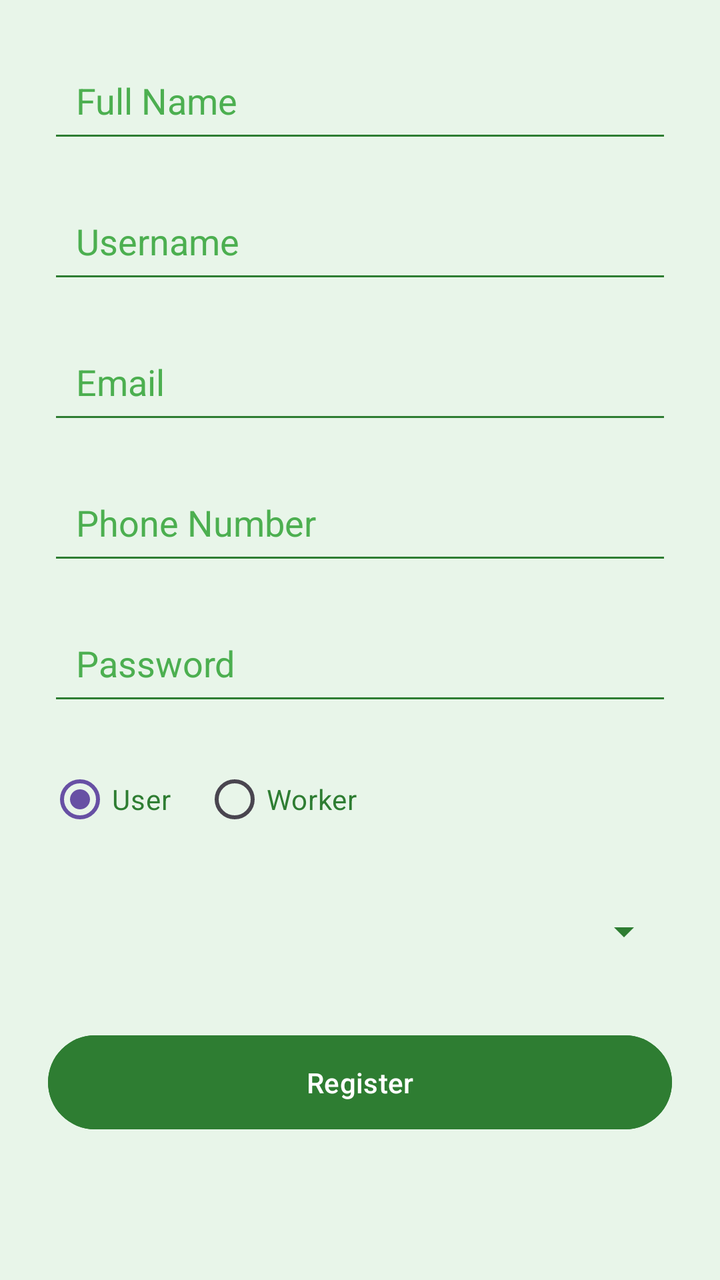
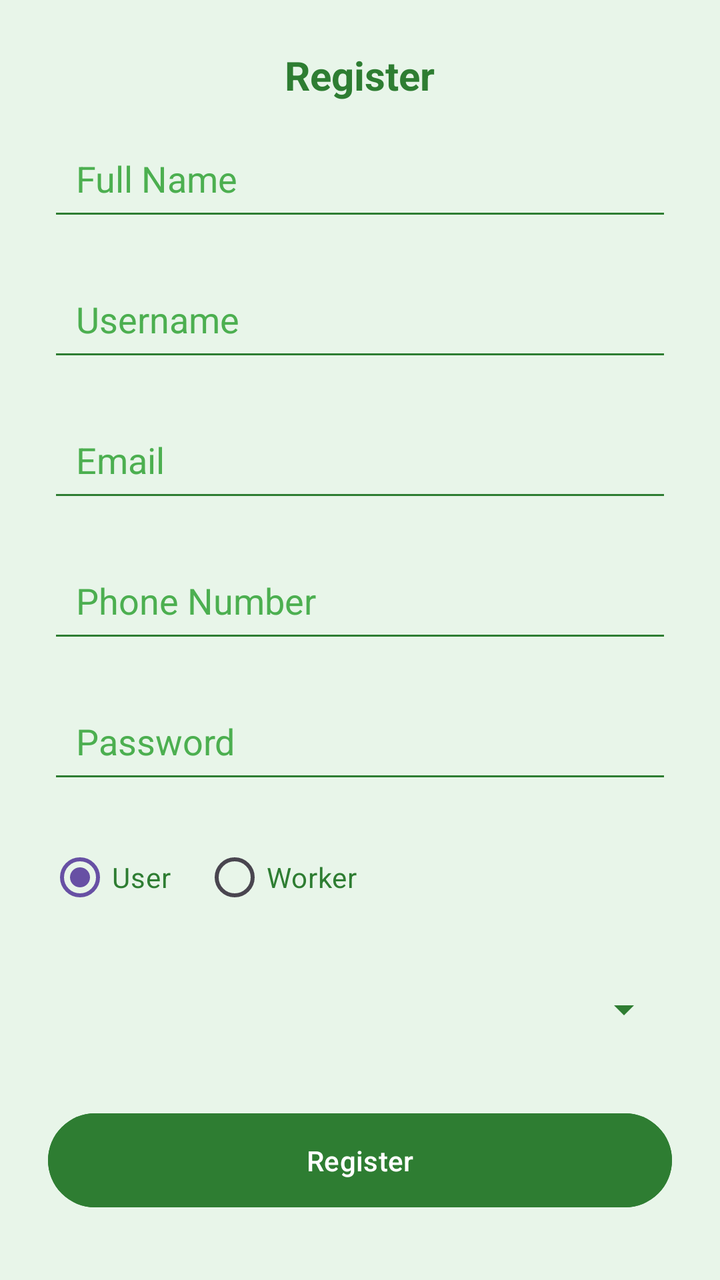

Before-and-after screenshots of an Android layout around one commit, followed by the original layout XML and the change that was made.
<!-- AndroidManifest.xml: application theme Theme.GreenAwareMobile -->
<!-- res/layout/activity_register.xml -->
<?xml version="1.0" encoding="utf-8"?>
<ScrollView xmlns:android="http://schemas.android.com/apk/res/android"
    android:layout_width="match_parent"
    android:layout_height="match_parent"
    android:background="#E8F5E9"
    android:padding="24dp">

    <LinearLayout
        android:orientation="vertical"
        android:layout_width="match_parent"
        android:layout_height="wrap_content">

        
        <EditText
            android:id="@+id/editFullName"
            android:layout_width="match_parent"
            android:layout_height="wrap_content"
            android:hint="Full Name"
            android:inputType="textPersonName"
            android:padding="14dp"
            android:layout_marginBottom="18dp"
            android:backgroundTint="#2E7D32"
            android:textColor="#1B5E20"
            android:textColorHint="#4CAF50"/>

        
        <EditText
            android:id="@+id/editUsername"
            android:layout_width="match_parent"
            android:layout_height="wrap_content"
            android:hint="Username"
            android:inputType="text"
            android:padding="14dp"
            android:layout_marginBottom="18dp"
            android:backgroundTint="#2E7D32"
            android:textColor="#1B5E20"
            android:textColorHint="#4CAF50"/>

        
        <EditText
            android:id="@+id/editEmail"
            android:layout_width="match_parent"
            android:layout_height="wrap_content"
            android:hint="Email"
            android:inputType="textEmailAddress"
            android:padding="14dp"
            android:layout_marginBottom="18dp"
            android:backgroundTint="#2E7D32"
            android:textColor="#1B5E20"
            android:textColorHint="#4CAF50"/>

        
        <EditText
            android:id="@+id/editPhone"
            android:layout_width="match_parent"
            android:layout_height="wrap_content"
            android:hint="Phone Number"
            android:inputType="phone"
            android:padding="14dp"
            android:layout_marginBottom="18dp"
            android:backgroundTint="#2E7D32"
            android:textColor="#1B5E20"
            android:textColorHint="#4CAF50"/>

        
        <EditText
            android:id="@+id/editPassword"
            android:layout_width="match_parent"
            android:layout_height="wrap_content"
            android:hint="Password"
            android:inputType="textPassword"
            android:padding="14dp"
            android:layout_marginBottom="18dp"
            android:backgroundTint="#2E7D32"
            android:textColor="#1B5E20"
            android:textColorHint="#4CAF50"/>

        
        <RadioGroup
            android:id="@+id/radioRole"
            android:orientation="horizontal"
            android:layout_width="wrap_content"
            android:layout_height="wrap_content"
            android:layout_marginBottom="18dp">

            <RadioButton
                android:id="@+id/radioUser"
                android:layout_width="wrap_content"
                android:layout_height="wrap_content"
                android:text="User"
                android:checked="true"
                android:textColor="#2E7D32"
                android:paddingEnd="16dp"/>

            <RadioButton
                android:id="@+id/radioWorker"
                android:layout_width="wrap_content"
                android:layout_height="wrap_content"
                android:text="Worker"
                android:textColor="#2E7D32"/>
        </RadioGroup>

        
        <Spinner
            android:id="@+id/spinnerSpecialization"
            android:layout_width="match_parent"
            android:layout_height="48dp"
            android:prompt="@string/select_specialization"
            android:layout_marginBottom="24dp"
            android:backgroundTint="#2E7D32"
            android:popupBackground="#FFFFFF"
            android:theme="@style/GreenSpinnerTheme"/>

        
        <Button
            android:id="@+id/btnRegister"
            android:layout_width="match_parent"
            android:layout_height="wrap_content"
            android:text="Register"
            android:padding="14dp"
            android:backgroundTint="#2E7D32"
            android:textColor="#FFFFFF"/>

    </LinearLayout>
</ScrollView>
<!-- resources referenced by this layout -->
<resources>
  <string name="select_specialization">Select Specialization</string>
  <style name="GreenSpinnerTheme" parent="ThemeOverlay.AppCompat.Light">
          <item name="android:textColor">#555555</item>
      </style>
  <style name="Theme.GreenAwareMobile" parent="Base.Theme.GreenAwareMobile" />
  <style name="Base.Theme.GreenAwareMobile" parent="Theme.Material3.DayNight.NoActionBar">
          
          
          <item name="materialCalendarTheme">@style/GreenSpinnerTheme</item>
      </style>
</resources>

<!-- the commit's change to res/layout/activity_register.xml (unified diff, before → after) -->
@@ -9,6 +9,16 @@
         android:orientation="vertical"
         android:layout_width="match_parent"
         android:layout_height="wrap_content">
+
+        <TextView
+            android:text="Register"
+            android:textSize="20sp"
+            android:textStyle="bold"
+            android:textColor="#2E7D32"
+            android:layout_width="wrap_content"
+            android:layout_height="wrap_content"
+            android:layout_gravity="center_horizontal"
+            android:layout_marginBottom="12dp"/>
 
         
         <EditText
